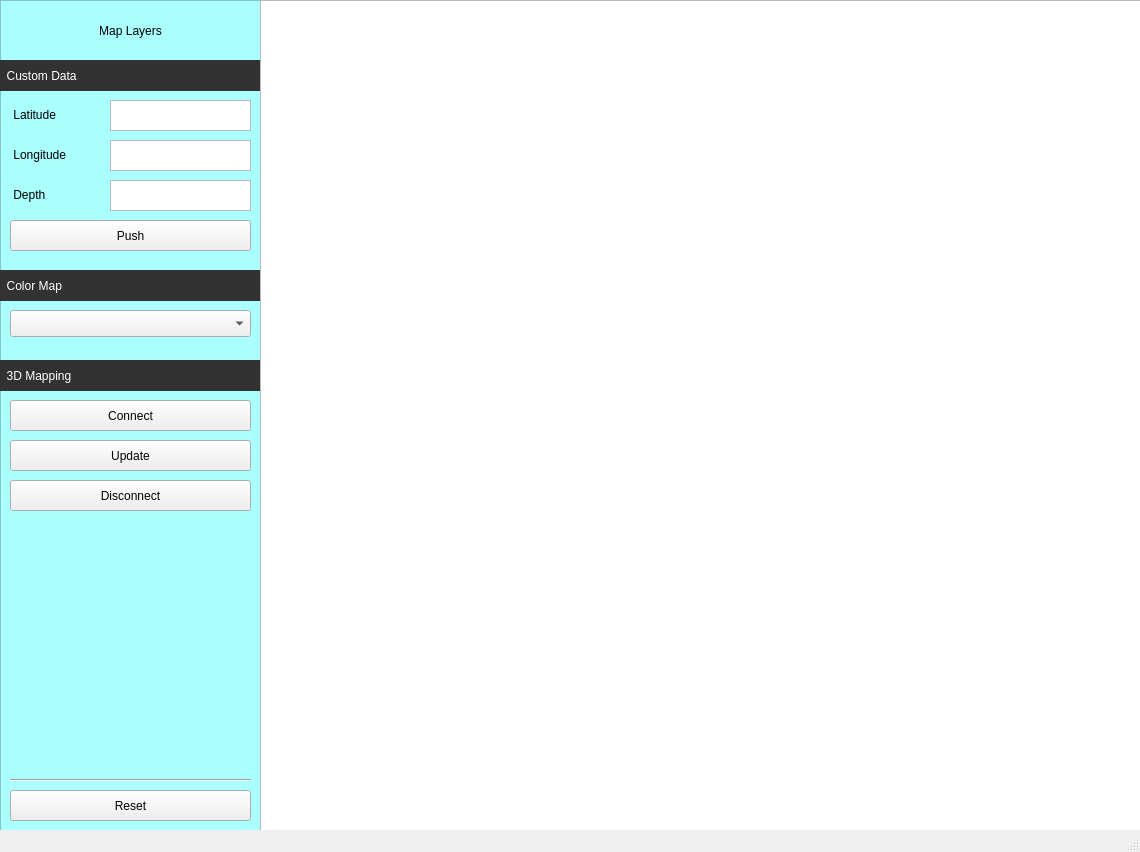
Above: main.ui from nearkyh/seafloor-mapping before the change. Below: the same form after it.
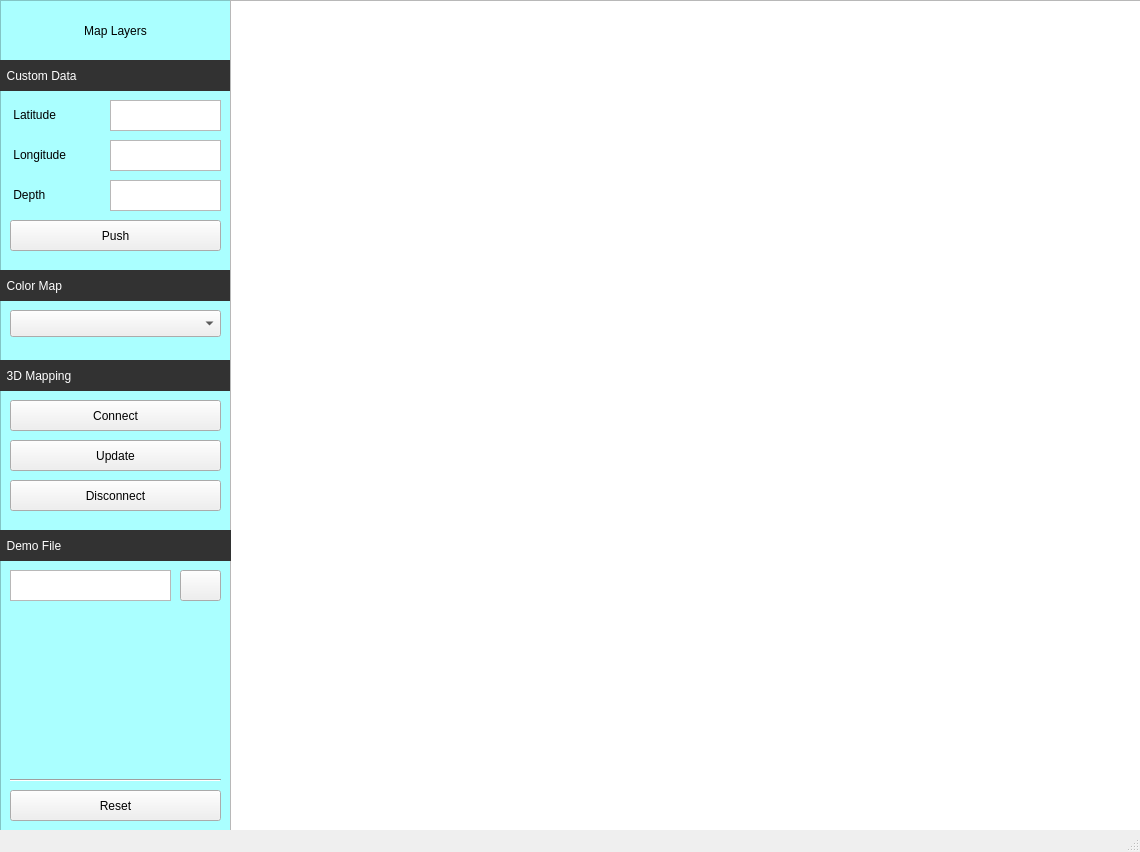
That is the form after the change. Icons and pictures are not drawn.

Commit message: Testing with the demo file

```diff
--- a/main.ui
+++ b/main.ui
@@ -19,10 +19,13 @@
      <rect>
       <x>10</x>
       <y>220</y>
-      <width>241</width>
+      <width>211</width>
       <height>31</height>
      </rect>
     </property>
+    <property name="styleSheet">
+     <string notr="true"/>
+    </property>
     <property name="text">
      <string>Push</string>
     </property>
@@ -30,9 +33,9 @@
    <widget class="QGraphicsView" name="graphicsView">
     <property name="geometry">
      <rect>
-      <x>260</x>
+      <x>230</x>
       <y>0</y>
-      <width>881</width>
+      <width>911</width>
       <height>831</height>
      </rect>
     </property>
@@ -50,16 +53,6 @@
      <string> Latitude</string>
     </property>
    </widget>
-   <widget class="QTextEdit" name="textEdit_latitude">
-    <property name="geometry">
-     <rect>
-      <x>110</x>
-      <y>100</y>
-      <width>141</width>
-      <height>31</height>
-     </rect>
-    </property>
-   </widget>
    <widget class="QLabel" name="label_longitude">
     <property name="geometry">
      <rect>
@@ -91,10 +84,13 @@
      <rect>
       <x>10</x>
       <y>790</y>
-      <width>241</width>
+      <width>211</width>
       <height>31</height>
      </rect>
     </property>
+    <property name="styleSheet">
+     <string notr="true"/>
+    </property>
     <property name="text">
      <string>Reset</string>
     </property>
@@ -104,10 +100,13 @@
      <rect>
       <x>10</x>
       <y>440</y>
-      <width>241</width>
+      <width>211</width>
       <height>31</height>
      </rect>
     </property>
+    <property name="styleSheet">
+     <string notr="true"/>
+    </property>
     <property name="text">
      <string>Update</string>
     </property>
@@ -117,10 +116,13 @@
      <rect>
       <x>10</x>
       <y>310</y>
-      <width>241</width>
+      <width>211</width>
       <height>27</height>
      </rect>
     </property>
+    <property name="styleSheet">
+     <string notr="true"/>
+    </property>
     <property name="currentText">
      <string/>
     </property>
@@ -133,10 +135,13 @@
      <rect>
       <x>10</x>
       <y>400</y>
-      <width>241</width>
+      <width>211</width>
       <height>31</height>
      </rect>
     </property>
+    <property name="styleSheet">
+     <string notr="true"/>
+    </property>
     <property name="text">
      <string>Connect</string>
     </property>
@@ -146,10 +151,13 @@
      <rect>
       <x>10</x>
       <y>480</y>
-      <width>241</width>
+      <width>211</width>
       <height>31</height>
      </rect>
     </property>
+    <property name="styleSheet">
+     <string notr="true"/>
+    </property>
     <property name="text">
      <string>Disconnect</string>
     </property>
@@ -159,7 +167,7 @@
      <rect>
       <x>0</x>
       <y>0</y>
-      <width>261</width>
+      <width>231</width>
       <height>831</height>
      </rect>
     </property>
@@ -172,7 +180,7 @@
      <rect>
       <x>110</x>
       <y>180</y>
-      <width>141</width>
+      <width>111</width>
       <height>31</height>
      </rect>
     </property>
@@ -182,7 +190,7 @@
      <rect>
       <x>110</x>
       <y>140</y>
-      <width>141</width>
+      <width>111</width>
       <height>31</height>
      </rect>
     </property>
@@ -190,9 +198,9 @@
    <widget class="QLabel" name="label_display">
     <property name="geometry">
      <rect>
-      <x>270</x>
-      <y>10</y>
-      <width>81</width>
+      <x>250</x>
+      <y>20</y>
+      <width>61</width>
       <height>17</height>
      </rect>
     </property>
@@ -208,7 +216,7 @@
      <rect>
       <x>0</x>
       <y>60</y>
-      <width>261</width>
+      <width>231</width>
       <height>31</height>
      </rect>
     </property>
@@ -228,12 +236,12 @@
      <rect>
       <x>10</x>
       <y>10</y>
-      <width>241</width>
+      <width>211</width>
       <height>41</height>
      </rect>
     </property>
     <property name="styleSheet">
-     <string notr="true">font: 75 14pt &quot;나눔고딕&quot;;</string>
+     <string notr="true">font: 75 15pt &quot;Ubuntu&quot;;</string>
     </property>
     <property name="text">
      <string>Map Layers</string>
@@ -247,7 +255,7 @@
      <rect>
       <x>0</x>
       <y>270</y>
-      <width>261</width>
+      <width>231</width>
       <height>31</height>
      </rect>
     </property>
@@ -267,7 +275,7 @@
      <rect>
       <x>0</x>
       <y>360</y>
-      <width>261</width>
+      <width>231</width>
       <height>31</height>
      </rect>
     </property>
@@ -287,7 +295,7 @@
      <rect>
       <x>10</x>
       <y>770</y>
-      <width>241</width>
+      <width>211</width>
       <height>20</height>
      </rect>
     </property>
@@ -295,9 +303,90 @@
      <enum>Qt::Horizontal</enum>
     </property>
    </widget>
+   <widget class="QLabel" name="label_demoFile">
+    <property name="geometry">
+     <rect>
+      <x>0</x>
+      <y>530</y>
+      <width>231</width>
+      <height>31</height>
+     </rect>
+    </property>
+    <property name="styleSheet">
+     <string notr="true">background-color: rgb(50, 50, 50);
+color: rgb(255, 255, 255);</string>
+    </property>
+    <property name="text">
+     <string>  Demo File</string>
+    </property>
+    <property name="alignment">
+     <set>Qt::AlignLeading|Qt::AlignLeft|Qt::AlignVCenter</set>
+    </property>
+   </widget>
+   <widget class="QLabel" name="label_filePath">
+    <property name="geometry">
+     <rect>
+      <x>20</x>
+      <y>570</y>
+      <width>141</width>
+      <height>31</height>
+     </rect>
+    </property>
+    <property name="styleSheet">
+     <string notr="true"/>
+    </property>
+    <property name="text">
+     <string/>
+    </property>
+   </widget>
+   <widget class="QPushButton" name="pushButton_filePath">
+    <property name="geometry">
+     <rect>
+      <x>180</x>
+      <y>570</y>
+      <width>41</width>
+      <height>31</height>
+     </rect>
+    </property>
+    <property name="styleSheet">
+     <string notr="true"/>
+    </property>
+    <property name="text">
+     <string/>
+    </property>
+    <property name="icon">
+     <iconset>
+      <normaloff>icons/open.png</normaloff>icons/open.png</iconset>
+    </property>
+    <property name="iconSize">
+     <size>
+      <width>20</width>
+      <height>20</height>
+     </size>
+    </property>
+   </widget>
+   <widget class="QListWidget" name="listWidget_filePath">
+    <property name="geometry">
+     <rect>
+      <x>10</x>
+      <y>570</y>
+      <width>161</width>
+      <height>31</height>
+     </rect>
+    </property>
+   </widget>
+   <widget class="QTextEdit" name="textEdit_latitude">
+    <property name="geometry">
+     <rect>
+      <x>110</x>
+      <y>100</y>
+      <width>111</width>
+      <height>31</height>
+     </rect>
+    </property>
+   </widget>
    <zorder>listWidget</zorder>
    <zorder>label_latitude</zorder>
-   <zorder>textEdit_latitude</zorder>
    <zorder>pushButton_push</zorder>
    <zorder>label_longitude</zorder>
    <zorder>label_depth</zorder>
@@ -315,6 +404,11 @@
    <zorder>line</zorder>
    <zorder>graphicsView</zorder>
    <zorder>label_display</zorder>
+   <zorder>label_demoFile</zorder>
+   <zorder>pushButton_filePath</zorder>
+   <zorder>listWidget_filePath</zorder>
+   <zorder>label_filePath</zorder>
+   <zorder>textEdit_latitude</zorder>
   </widget>
   <widget class="QStatusBar" name="statusbar"/>
  </widget>
```
Left out of the diff: 1 changed line with no effect on the pictures. The commit also changes 7 other files.
